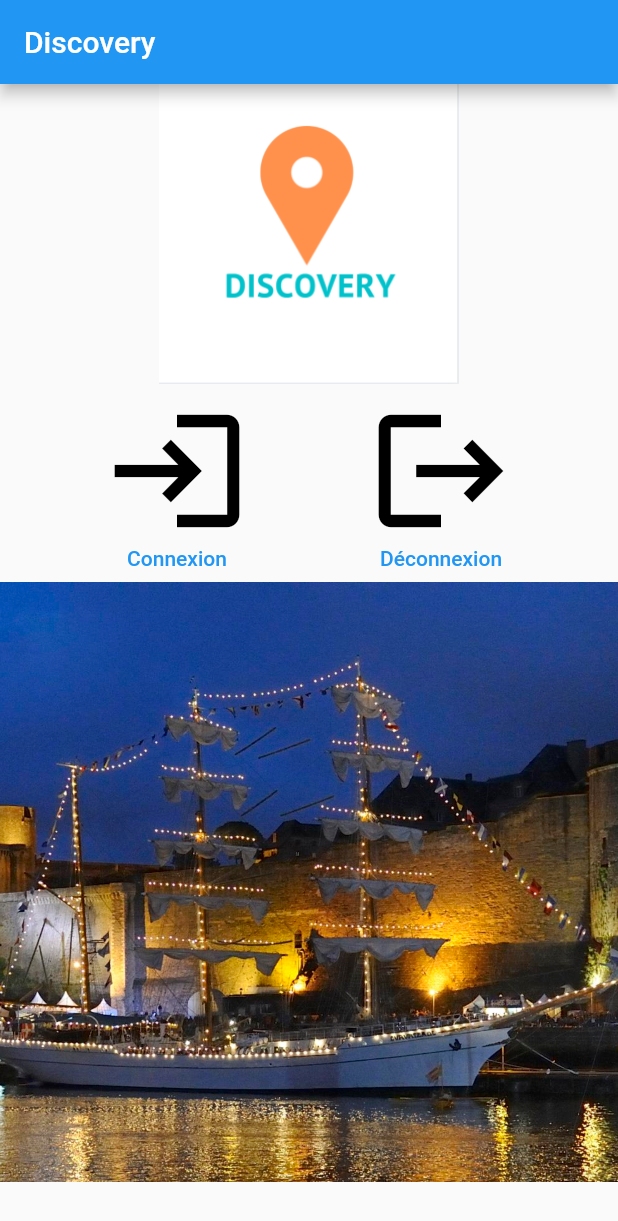
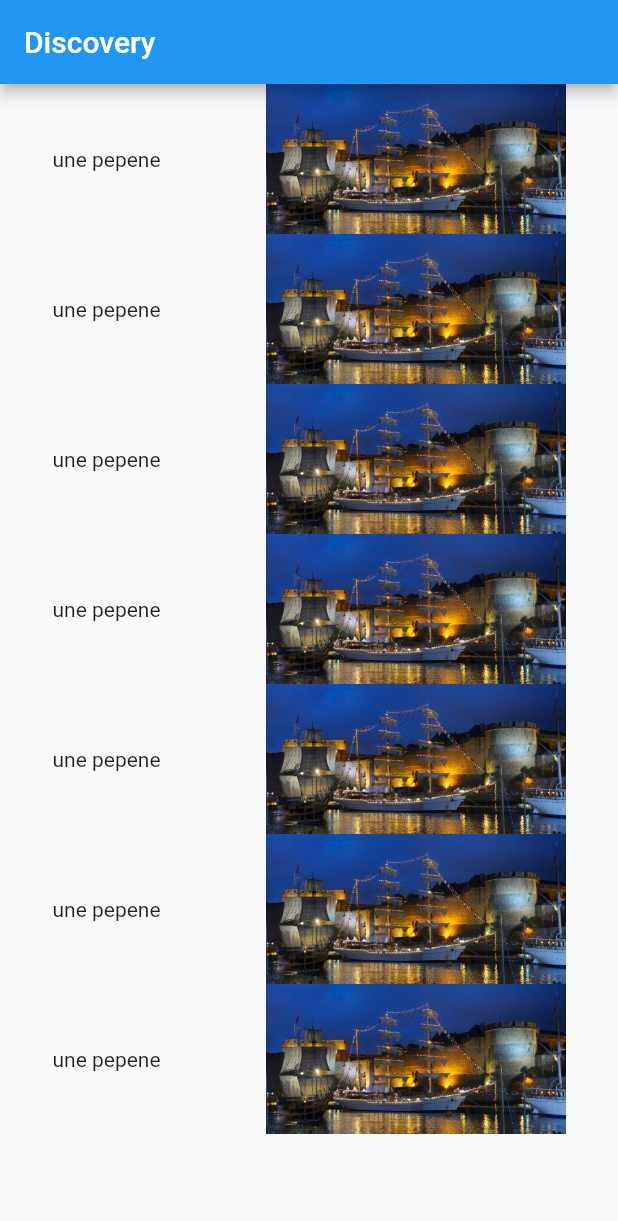
Before and after one commit to Croustimencien/Discovery, a Flutter app: the screen it shows after launch, on a phone screen of 412 x 824 dp. Shown: the top 1221 px of the screen. Run offline on Flutter 3.47's test engine with Material 2 defaults, Android fonts, the phone set to English and light mode, and no system bars.

Commit message:
recup brewou

```diff
--- a/lib/main.dart
+++ b/lib/main.dart
@@ -1,4 +1,5 @@
 import 'package:flutter/material.dart';
 import './pages/home.dart';
+import './pages/liste.dart';
 
-void main() => runApp(MyApp());
+void main() => runApp(liste());
--- a/lib/pages/home.dart
+++ b/lib/pages/home.dart
@@ -7,6 +7,7 @@ class MyApp extends StatelessWidget {
       title: 'Discovery',
       home: Scaffold(
         appBar: AppBar(
+          backgroundColor: Colors.red,
           title: Text('Discovery'),
         ),
         body: SingleChildScrollView(
--- a/lib/pages/liste.dart
+++ b/lib/pages/liste.dart
@@ -1,6 +1,6 @@
 import 'package:flutter/material.dart';
 
-class _liste extends StatelessWidget {
+class liste extends StatelessWidget {
   @override
   Widget build(BuildContext context) {
     return MaterialApp(
@@ -9,8 +9,114 @@ class _liste extends StatelessWidget {
         appBar: AppBar(
           title: Text('Discovery'),
         ),
-        body: Center(
-          child: Text('Hello World'),
+        body:  SingleChildScrollView(
+          child: Column(
+            mainAxisAlignment: MainAxisAlignment.spaceEvenly,
+            crossAxisAlignment: CrossAxisAlignment.center,
+            children: [
+              Container(
+
+                child: Row(
+                  mainAxisAlignment: MainAxisAlignment.spaceAround,
+                  children: [
+                    Text('une pepene'),
+                    new Image.asset(
+                      'assets/PortBrest.png',
+                      width: 200.0,
+                      height: 100.0,
+                      fit: BoxFit.cover,
+                    ),
+                  ],
+                ),
+              ),
+              Container(
+                child: Row(
+                  mainAxisAlignment: MainAxisAlignment.spaceAround,
+                  children: [
+                    Text('une pepene'),
+                    new Image.asset(
+                      'assets/PortBrest.png',
+                      width: 200.0,
+                      height: 100.0,
+                      fit: BoxFit.cover,
+                    ),
+                  ],
+                ),
+              ),
+
+              Container(
+                child: Row(
+                  mainAxisAlignment: MainAxisAlignment.spaceAround,
+                  children: [
+                    Text('une pepene'),
+                    new Image.asset(
+                      'assets/PortBrest.png',
+                      width: 200.0,
+                      height: 100.0,
+                      fit: BoxFit.cover,
+                    ),
+                  ],
+                ),
+              ),
+
+              Container(
+                child: Row(
+                  mainAxisAlignment: MainAxisAlignment.spaceAround,
+                  children: [
+                    Text('une pepene'),
+                    new Image.asset(
+                      'assets/PortBrest.png',
+                      width: 200.0,
+                      height: 100.0,
+                      fit: BoxFit.cover,
+                    ),
+                  ],
+                ),
+              ),
+              Container(
+                child: Row(
+                  mainAxisAlignment: MainAxisAlignment.spaceAround,
+                  children: [
+                    Text('une pepene'),
+                    new Image.asset(
+                      'assets/PortBrest.png',
+                      width: 200.0,
+                      height: 100.0,
+                      fit: BoxFit.cover,
+                    ),
+                  ],
+                ),
+              ),
+              Container(
+                child: Row(
+                  mainAxisAlignment: MainAxisAlignment.spaceAround,
+                  children: [
+                    Text('une pepene'),
+                    new Image.asset(
+                      'assets/PortBrest.png',
+                      width: 200.0,
+                      height: 100.0,
+                      fit: BoxFit.cover,
+                    ),
+                  ],
+                ),
+              ),
+              Container(
+                child: Row(
+                  mainAxisAlignment: MainAxisAlignment.spaceAround,
+                  children: [
+                    Text('une pepene'),
+                    new Image.asset(
+                      'assets/PortBrest.png',
+                      width: 200.0,
+                      height: 100.0,
+                      fit: BoxFit.cover,
+                    ),
+                  ],
+                ),
+              ),
+            ],
+          ),
         ),
       ),
     );
```
